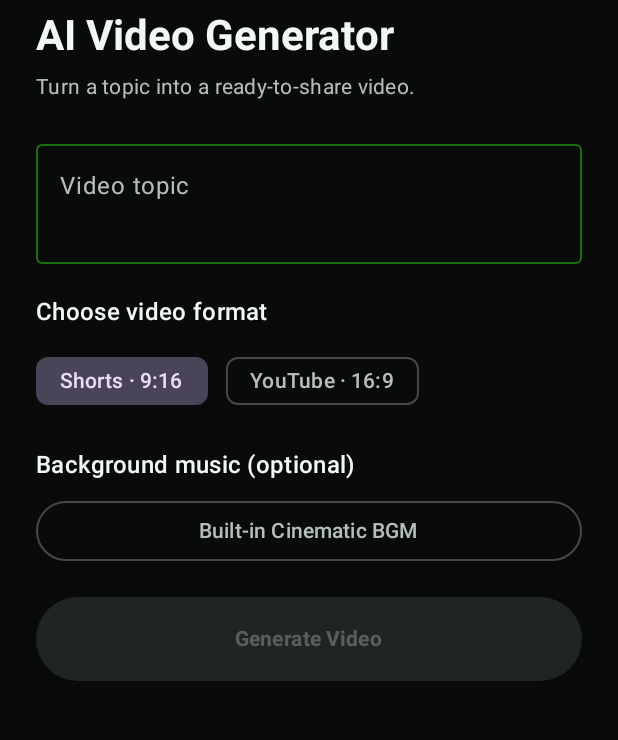
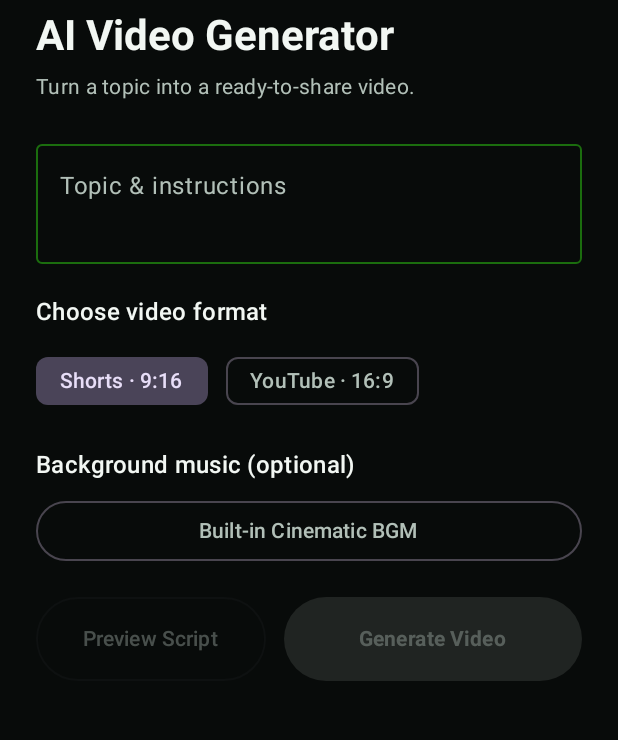
Before and after one commit to ravisuryavanshi785-ui/Ai-vdeo-generater-, an Android app built with Jetpack Compose: the screen it shows after launch (MainActivity), on a phone screen of 412 x 824 dp, the part 78-818 px from its top. Run offline under Robolectric (Android 15) with nearby library versions, the phone set to English and light mode, and no system bars; our stand-ins replace Dagger/Hilt's generated code; libraries missing offline, so code that uses them is left out: com.jakewharton.retrofit2, io.github.whitemagic2014.tts, okhttp3.dnsoverhttps; 1 statement that could not run was skipped.

Commit message:
Update MainScreen.kt

```diff
--- a/app/src/main/java/com/rsmoviespot/ui/MainScreen.kt
+++ b/app/src/main/java/com/rsmoviespot/ui/MainScreen.kt
@@ -79,6 +79,8 @@ fun MainScreen(
         }
     }
 
+    val isBusy = state.isGenerating || state.isPreviewingScript
+
     Scaffold(
         containerColor = MaterialTheme.colorScheme.background
     ) { contentPadding ->
@@ -114,11 +116,11 @@ fun MainScreen(
                 value = state.topic,
                 onValueChange = viewModel::onTopicChanged,
                 modifier = Modifier.fillMaxWidth(),
-                label = { Text("Video topic") },
-                placeholder = { Text("e.g. Ramayana Box Office") },
+                label = { Text("Topic & instructions") },
+                placeholder = { Text("e.g. Shivaji Maharaj 1 minute epic story, 10 scenes") },
                 minLines = 2,
-                maxLines = 4,
-                enabled = !state.isGenerating,
+                maxLines = 5,
+                enabled = !isBusy,
                 keyboardOptions = KeyboardOptions(
                     capitalization = KeyboardCapitalization.Sentences
                 )
@@ -137,13 +139,13 @@ fun MainScreen(
                     FilterChip(
                         selected = state.isShorts,
                         onClick = { viewModel.onShortsChanged(true) },
-                        enabled = !state.isGenerating,
+                        enabled = !isBusy,
                         label = { Text("Shorts · 9:16") }
                     )
                     FilterChip(
                         selected = !state.isShorts,
                         onClick = { viewModel.onShortsChanged(false) },
-                        enabled = !state.isGenerating,
+                        enabled = !isBusy,
                         label = { Text("YouTube · 16:9") }
                     )
                 }
@@ -162,7 +164,7 @@ fun MainScreen(
                 ) {
                     OutlinedButton(
                         onClick = { bgmPickerLauncher.launch(arrayOf("audio/*")) },
-                        enabled = !state.isGenerating,
+                        enabled = !isBusy,
                         modifier = Modifier.weight(1f)
                     ) {
                         Text(
@@ -174,7 +176,7 @@ fun MainScreen(
                     if (state.selectedBgmUri != null) {
                         TextButton(
                             onClick = viewModel::clearBgm,
-                            enabled = !state.isGenerating
+                            enabled = !isBusy
                         ) {
                             Text("Reset")
                         }
@@ -182,12 +184,36 @@ fun MainScreen(
                 }
             }
 
+            Row(
+                modifier = Modifier.fillMaxWidth(),
+                horizontalArrangement = Arrangement.spacedBy(12.dp)
+            ) {
+                OutlinedButton(
+                    onClick = viewModel::previewScript,
+                    modifier = Modifier
+                        .weight(1f)
+                        .height(56.dp),
+                    enabled = !isBusy && state.topic.isNotBlank()
+                ) {
+                    if (state.isPreviewingScript) {
+                        CircularProgressIndicator(
+                            modifier = Modifier.height(18.dp),
+                            strokeWidth = 2.dp
+                        )
+                    } else {
+                        Text(
+                            text = if (state.draftScript != null) "Regenerate" else "Preview Script",
+                            maxLines = 1
+                        )
+                    }
+                }
+
                 Button(
                     onClick = onGenerateClick,
                     modifier = Modifier
-                    .fillMaxWidth()
+                        .weight(1.3f)
                         .height(56.dp),
-                enabled = !state.isGenerating && state.topic.isNotBlank(),
+                    enabled = !isBusy && state.topic.isNotBlank(),
                     colors = ButtonDefaults.buttonColors(
                         containerColor = MaterialTheme.colorScheme.primary,
                         contentColor = MaterialTheme.colorScheme.onPrimary
@@ -199,10 +225,43 @@ fun MainScreen(
                             color = MaterialTheme.colorScheme.onPrimary,
                             strokeWidth = 2.dp
                         )
-                    Spacer(modifier = Modifier.width(12.dp))
-                    Text("Generating…")
+                        Spacer(modifier = Modifier.width(10.dp))
+                        Text("Rendering…")
                     } else {
                         Text("Generate Video", fontWeight = FontWeight.Bold)
+                    }
+                }
+            }
+
+            val draftScript = state.draftScript
+            if (draftScript != null && !state.isGenerating) {
+                Card(
+                    modifier = Modifier.fillMaxWidth(),
+                    colors = CardDefaults.cardColors(
+                        containerColor = MaterialTheme.colorScheme.surfaceVariant
+                    )
+                ) {
+                    Column(
+                        modifier = Modifier.padding(16.dp),
+                        verticalArrangement = Arrangement.spacedBy(12.dp)
+                    ) {
+                        Text(
+                            text = "Script Preview (${draftScript.slabs.size} scenes · Editable)",
+                            style = MaterialTheme.typography.titleSmall,
+                            color = MaterialTheme.colorScheme.primary,
+                            fontWeight = FontWeight.Bold
+                        )
+                        draftScript.slabs.forEachIndexed { index, slab ->
+                            OutlinedTextField(
+                                value = slab.voiceover_text,
+                                onValueChange = { viewModel.onSlabVoiceoverChanged(index, it) },
+                                modifier = Modifier.fillMaxWidth(),
+                                label = { Text("Scene ${index + 1} (${slab.sfx_cue})") },
+                                minLines = 2,
+                                maxLines = 4
+                            )
+                        }
+                    }
                 }
             }
 
```
Lines whose indentation alone changed are shown as unchanged.
